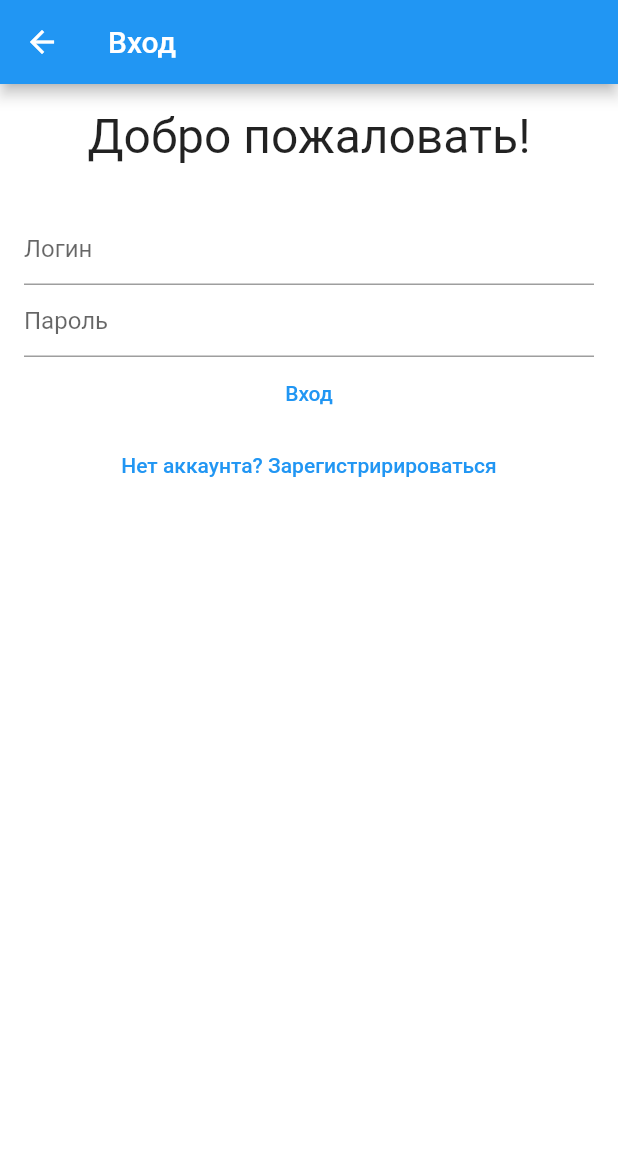
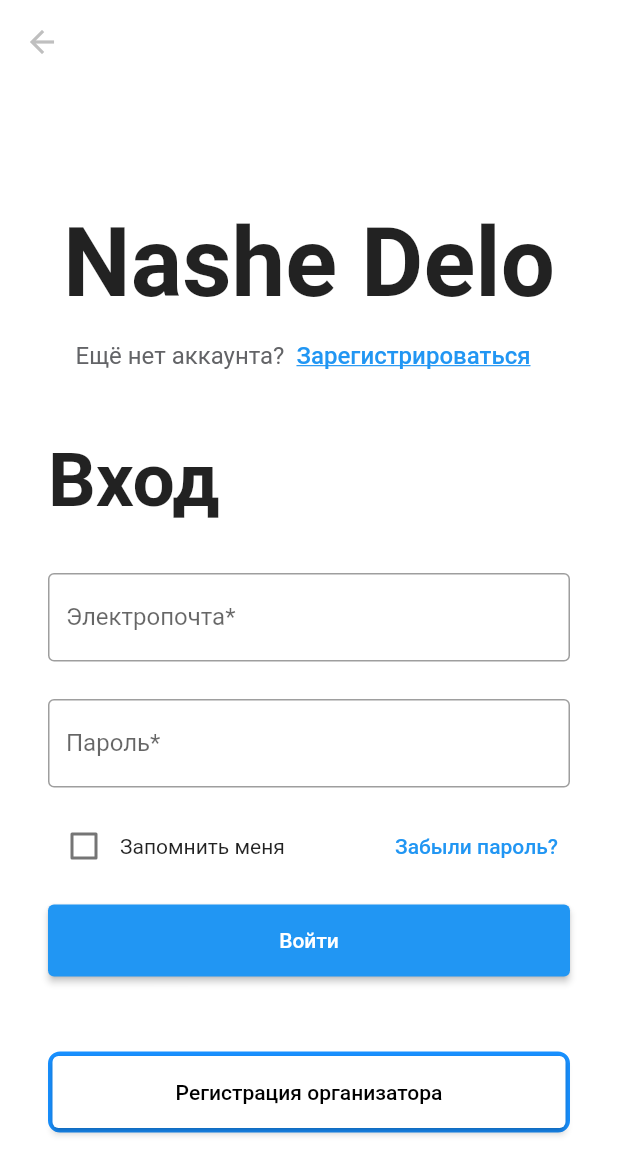
Before and after one commit to i-pro-hackaton/mobile-flutter, a Flutter app: the LoginView screen opened by its route, on a phone screen of 412 x 824 dp. Shown: the top 1175 px of the screen. Run offline on Flutter 3.47's test engine with Material 2 defaults, Android fonts, the phone set to English and light mode, and no system bars; our stand-ins replace shared_preferences; accounts and stored records are empty.

Commit message:
not so perfect login_view.dart

```diff
--- a/nashe_delo/lib/views/login_view.dart
+++ b/nashe_delo/lib/views/login_view.dart
@@ -36,8 +36,15 @@ class _LoginViewState extends State<LoginView> {
   final TextEditingController _username = TextEditingController();
   final TextEditingController _password = TextEditingController();
 
+  final FocusNode _usernameNode = FocusNode();
+  final FocusNode _passwordNode = FocusNode();
+
+  bool rememberMeCheck = false;
+
   @override
   void dispose() {
+    _usernameNode.dispose();
+    _passwordNode.dispose();
     _username.dispose();
     _password.dispose();
     super.dispose();
@@ -45,42 +52,129 @@ class _LoginViewState extends State<LoginView> {
 
   @override
   Widget build(BuildContext context) {
+    final isKeyboard = MediaQuery.of(context).viewInsets.bottom != 0;
     return Scaffold(
-      appBar: AppBar(title: const Text("Вход")),
+      appBar: AppBar(
+        backgroundColor: const Color.fromARGB(0, 255, 255, 255),
+        shadowColor: const Color.fromARGB(0, 255, 255, 255),
+        leading: Icon(Icons.arrow_back, color: Color(0xffbfbfbf)),
+
+        // Card(
+        // shape:
+        // RoundedRectangleBorder(borderRadius: BorderRadius.circular(20)),
+        // color: const Color(0xffEAEAEA),
+        // child:
+        //   Transform.rotate(
+        // angle: 45 * 3.1415 / 180,
+        // child: Icon(
+        //   Icons.add,
+        //   size: 40,
+        //   color: Color(0xffbfbfbf),
+        // ),
+      ),
+      // ),
+      // ),
       backgroundColor: Colors.white,
-      body: FutureBuilder(
-        future: initSharedPreferencesAuthService(),
-        builder: (context, snapshot) {
-          switch (snapshot.connectionState) {
-            case ConnectionState.none:
-            case ConnectionState.waiting:
-            case ConnectionState.active:
-              return const Center(child: CircularProgressIndicator());
-            case ConnectionState.done:
-              return Padding(
-                padding: const EdgeInsets.all(16.0),
+      body: SafeArea(
+        child: Padding(
+          padding: const EdgeInsets.all(32.0),
           child: Column(
             children: <Widget>[
+              if (!isKeyboard) const SizedBox(height: 50),
+              if (!isKeyboard)
                 const Text(
-                      "Добро пожаловать!",
-                      style: TextStyle(fontSize: 32),
+                  "Nashe Delo",
+                  style: TextStyle(fontSize: 64, fontWeight: FontWeight.bold),
                 ),
+              if (!isKeyboard)
+                Row(
+                  mainAxisAlignment: MainAxisAlignment.center,
+                  children: [
+                    const Text("Ещё нет аккаунта?",
+                        style: TextStyle(
+                          color: Color(0xff636467),
+                          fontSize: 16,
+                        )),
+                    TextButton(
+                      onPressed: () async =>
+                          await Navigator.of(context).pushNamed(registerRoute),
+                      child: const Text(
+                        "Зарегистрироваться",
+                        style: TextStyle(
+                          fontSize: 16,
+                          decoration: TextDecoration.underline,
+                        ),
+                      ),
+                    ),
+                  ],
+                ),
+              const SizedBox(height: 30),
+              Row(children: const [
+                Text(
+                  "Вход",
+                  textAlign: TextAlign.start,
+                  style: TextStyle(
+                    fontSize: 50,
+                    fontWeight: FontWeight.bold,
+                  ),
+                ),
+              ]),
               const SizedBox(height: 32),
-                    TextField(
+              TextFormField(
                 controller: _username,
                 enableSuggestions: true,
                 autocorrect: false,
+                textInputAction: TextInputAction.next,
                 keyboardType: TextInputType.emailAddress,
-                      decoration: const InputDecoration(hintText: "Логин"),
+                decoration: const InputDecoration(
+                  border: OutlineInputBorder(),
+                  labelText: "Электропочта*",
                 ),
-                    TextField(
+                maxLines: 1,
+              ),
+              const SizedBox(height: 25),
+              TextFormField(
                 controller: _password,
                 obscureText: true,
                 enableSuggestions: false,
                 autocorrect: false,
-                      decoration: const InputDecoration(hintText: "Пароль"),
+                textInputAction: TextInputAction.next,
+                obscuringCharacter: '*',
+                decoration: const InputDecoration(
+                  border: OutlineInputBorder(),
+                  labelText: "Пароль*",
+                ),
+                maxLines: 1,
+              ),
+              const SizedBox(height: 15),
+              Row(
+                mainAxisAlignment: MainAxisAlignment.spaceBetween,
+                children: [
+                  Row(
+                    children: [
+                      Checkbox(
+                        value: rememberMeCheck,
+                        onChanged: (bool? value) {
+                          setState(
+                            () {
+                              rememberMeCheck = value!;
+                            },
+                          );
+                        },
+                      ),
+                      const Text("Запомнить меня"),
+                    ],
                   ),
                   TextButton(
+                    onPressed: () {
+                      // TODO: Редирект на забыли пароль
+                    },
+                    child: const Text("Забыли пароль?"),
+                  )
+                ],
+              ),
+              const SizedBox(height: 15),
+              ElevatedButton(
                 onPressed: () async {
                   if (!_sharedPreferencesAuthService.isUserLoggedIn()) {
                     String username = _username.text;
@@ -89,8 +183,8 @@ class _LoginViewState extends State<LoginView> {
                       await _sharedPreferencesAuthService.login(
                           username: username, password: password);
                       if (!mounted) return;
-                            Navigator.of(context).pushNamedAndRemoveUntil(
-                                mainRoute, (route) => false);
+                      Navigator.of(context)
+                          .pushNamedAndRemoveUntil(mainRoute, (route) => false);
                     } catch (e) {
                       await showErrorDialog(
                         context: context,
@@ -102,18 +196,67 @@ class _LoginViewState extends State<LoginView> {
                     // Unreachable
                   }
                 },
-                      child: const Text("Вход"),
+                style: ButtonStyle(
+                  backgroundColor: MaterialStateProperty.resolveWith<Color?>(
+                    (Set<MaterialState> states) {
+                      if (states.contains(MaterialState.pressed)) {
+                        return Theme.of(context)
+                            .colorScheme
+                            .primary
+                            .withOpacity(0.5);
+                      }
+
+                      return null; // Use the component's default.
+                    },
                   ),
-                    TextButton(
-                      onPressed: () =>
-                          Navigator.of(context).pushNamed(registerRoute),
-                      child: const Text("Нет аккаунта? Зарегистририроваться"),
-                    )
+                ),
+                child: Padding(
+                  padding: const EdgeInsets.all(16.0),
+                  child: Row(
+                    mainAxisAlignment: MainAxisAlignment.center,
+                    children: const [
+                      Text("Войти"),
                     ],
                   ),
-              );
-          }
-        },
+                ),
+              ),
+              const SizedBox(height: 50),
+              Container(
+                // padding: const EdgeInsets.all(16.0),
+                decoration: BoxDecoration(
+                  borderRadius: BorderRadius.circular(8),
+                  border:
+                      Border.all(color: const Color(0xff1890FF), width: 3.0),
+                  color: const Color(0xff1890FF),
+                ),
+                child: ElevatedButton(
+                  // TODO:Редирект на регистраци для организаторов
+                  onPressed: () {},
+
+                  style: ButtonStyle(
+                    // border
+                    backgroundColor: MaterialStateProperty.all(Colors.white),
+                  ),
+                  child: FutureBuilder(
+                    future: initSharedPreferencesAuthService(),
+                    builder: (context, snapshot) => Padding(
+                      padding: const EdgeInsets.all(16.0),
+                      child: Row(
+                        mainAxisAlignment: MainAxisAlignment.center,
+                        children: const [
+                          Text(
+                            "Регистрация организатора",
+                            style: TextStyle(color: Colors.black),
+                          ),
+                        ],
+                      ),
+                    ),
+                  ),
+                ),
+              ),
+            ],
+          ),
+        ),
       ),
     );
   }
```
Lines whose indentation alone changed are shown as unchanged.
